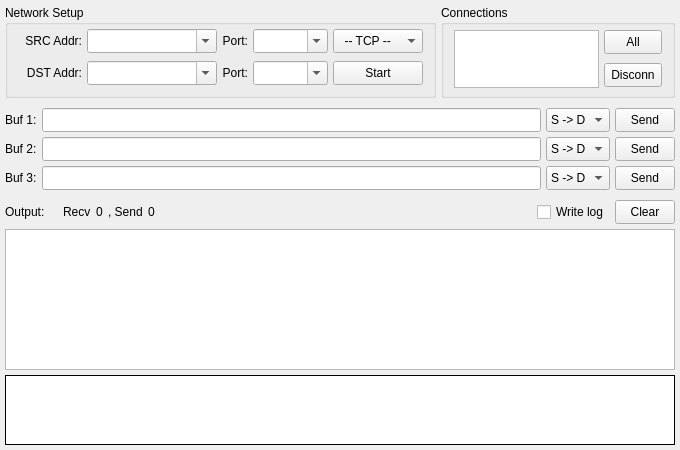
This is transferform.ui in geometry2019/sokit as Qt 5 draws it before an edit. The edited form follows.
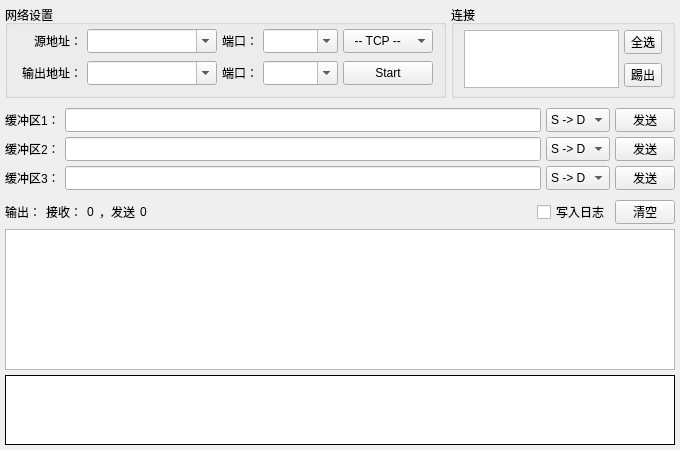
This is the edited form.

What changed in the file:
```diff
--- a/transferform.ui
+++ b/transferform.ui
@@ -52,7 +52,7 @@
         </size>
        </property>
        <property name="title">
-        <string>Network Setup</string>
+        <string>网络设置</string>
        </property>
        <layout class="QVBoxLayout" name="lay5">
         <property name="spacing">
@@ -90,7 +90,7 @@
              </sizepolicy>
             </property>
             <property name="text">
-             <string>Port:</string>
+             <string>端口：</string>
             </property>
             <property name="alignment">
              <set>Qt::AlignRight|Qt::AlignTrailing|Qt::AlignVCenter</set>
@@ -115,7 +115,7 @@
              <enum>Qt::NoContextMenu</enum>
             </property>
             <property name="text">
-             <string>SRC Addr:</string>
+             <string>源地址：</string>
             </property>
             <property name="textFormat">
              <enum>Qt::PlainText</enum>
@@ -202,7 +202,7 @@
              <enum>Qt::NoContextMenu</enum>
             </property>
             <property name="text">
-             <string>DST Addr:</string>
+             <string>输出地址：</string>
             </property>
             <property name="textFormat">
              <enum>Qt::PlainText</enum>
@@ -252,7 +252,7 @@
              </sizepolicy>
             </property>
             <property name="text">
-             <string>Port:</string>
+             <string>端口：</string>
             </property>
             <property name="alignment">
              <set>Qt::AlignRight|Qt::AlignTrailing|Qt::AlignVCenter</set>
@@ -376,7 +376,7 @@
         </size>
        </property>
        <property name="title">
-        <string>Connections</string>
+        <string>连接</string>
        </property>
        <layout class="QHBoxLayout" name="lay8">
         <property name="spacing">
@@ -466,7 +466,7 @@
              </size>
             </property>
             <property name="text">
-             <string>All</string>
+             <string>全选</string>
             </property>
            </widget>
           </item>
@@ -491,7 +491,7 @@
              </size>
             </property>
             <property name="text">
-             <string>Disconn</string>
+             <string>踢出</string>
             </property>
            </widget>
           </item>
@@ -513,7 +513,7 @@
      <item row="0" column="0">
       <widget class="QLabel" name="lab5">
        <property name="text">
-        <string>Buf 1:</string>
+        <string>缓冲区1：</string>
        </property>
       </widget>
      </item>
@@ -532,7 +532,7 @@
         </size>
        </property>
        <property name="text">
-        <string>Send</string>
+        <string>发送</string>
        </property>
        <property name="checkable">
         <bool>false</bool>
@@ -542,7 +542,7 @@
      <item row="1" column="0">
       <widget class="QLabel" name="lab6">
        <property name="text">
-        <string>Buf 2:</string>
+        <string>缓冲区2：</string>
        </property>
       </widget>
      </item>
@@ -577,14 +577,14 @@
         </size>
        </property>
        <property name="text">
-        <string>Send</string>
+        <string>发送</string>
        </property>
       </widget>
      </item>
      <item row="2" column="0">
       <widget class="QLabel" name="lab7">
        <property name="text">
-        <string>Buf 3:</string>
+        <string>缓冲区3：</string>
        </property>
       </widget>
      </item>
@@ -619,7 +619,7 @@
         </size>
        </property>
        <property name="text">
-        <string>Send</string>
+        <string>发送</string>
        </property>
       </widget>
      </item>
@@ -766,14 +766,14 @@
         </sizepolicy>
        </property>
        <property name="text">
-        <string>Output:    </string>
+        <string>输出：</string>
        </property>
       </widget>
      </item>
      <item>
       <widget class="QLabel" name="lab9">
        <property name="text">
-        <string>Recv</string>
+        <string>接收：</string>
        </property>
       </widget>
      </item>
@@ -796,7 +796,7 @@
      <item>
       <widget class="QLabel" name="lab10">
        <property name="text">
-        <string>, Send</string>
+        <string>，发送</string>
        </property>
       </widget>
      </item>
@@ -826,7 +826,7 @@
      <item>
       <widget class="QCheckBox" name="chkLog">
        <property name="text">
-        <string>Write log</string>
+        <string>写入日志</string>
        </property>
       </widget>
      </item>
@@ -845,7 +845,7 @@
         </size>
        </property>
        <property name="text">
-        <string>Clear</string>
+        <string>清空</string>
        </property>
       </widget>
      </item>
```
Left out of the diff: 17 changed lines with no effect on the pictures.
